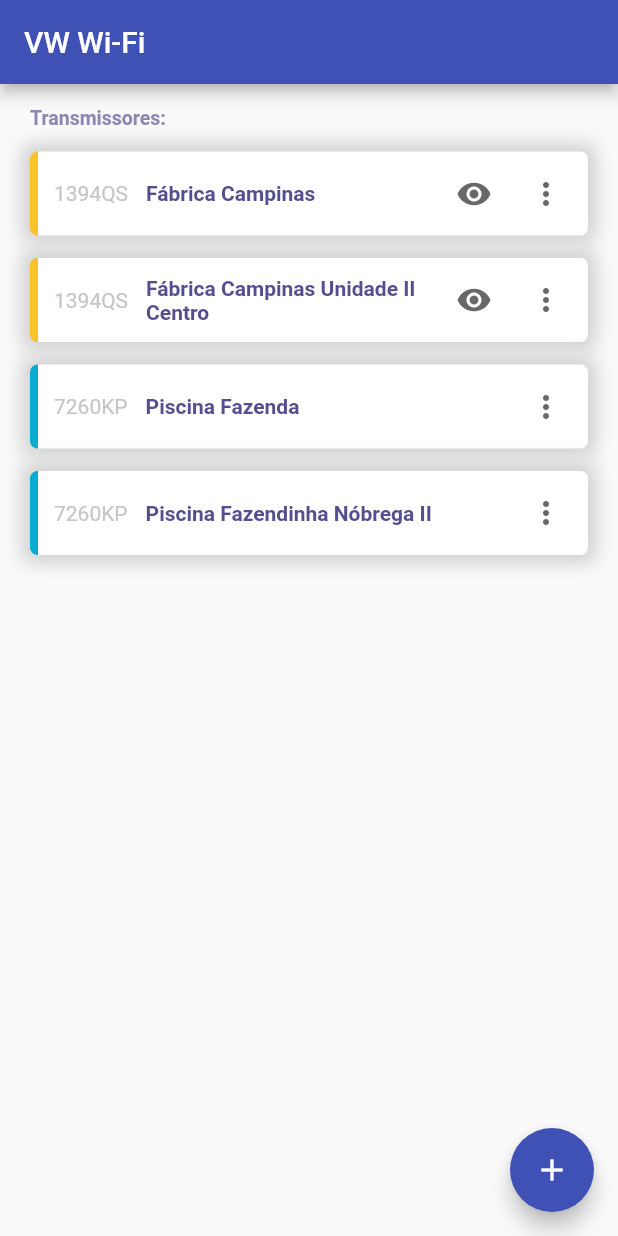
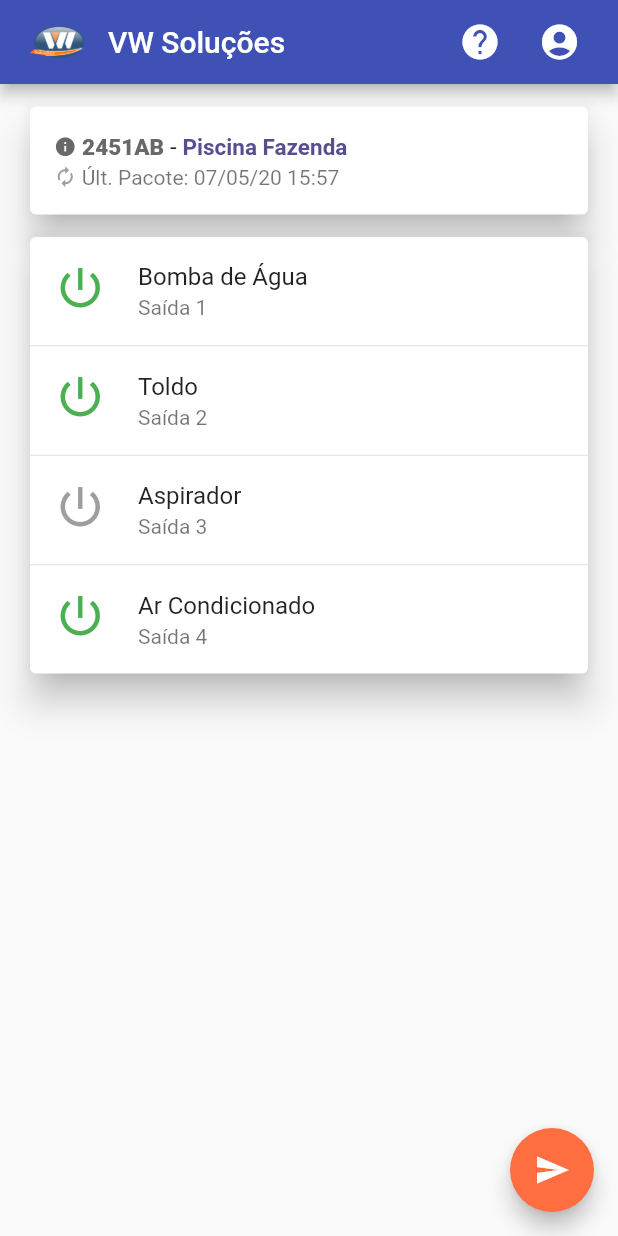
Before and after one commit to marocama/vwwifi_app, a Flutter app: the screen it shows after launch, on a phone screen of 412 x 824 dp. Run offline on Flutter 3.47's test engine with Material 2 defaults, Android fonts, the phone set to English and light mode, and no system bars.

Commit message:
Implementações 07/05 Pt1

```diff
--- a/lib/main.dart
+++ b/lib/main.dart
@@ -1,11 +1,12 @@
 import 'package:flutter/material.dart';
 import 'package:vwwifi/screens/listTransmitters.dart';
+import 'package:vwwifi/screens/manageTransmitter.dart';
 
 void main() => runApp(MaterialApp(
-  title: 'VW WiFi',
+  title: 'WiFi VW',
   theme: ThemeData(
     primarySwatch: Colors.indigo,
   ),
-  home: Home(),
+  home: Transmitter(),
 )
 );
--- a/lib/screens/listTransmitters.dart
+++ b/lib/screens/listTransmitters.dart
@@ -1,4 +1,3 @@
-import 'package:font_awesome_flutter/font_awesome_flutter.dart';
 import 'package:flutter/material.dart';
 import 'package:vwwifi/util.dart';
 
@@ -9,6 +8,8 @@ class Home extends StatefulWidget {
   _HomeState createState() => _HomeState();
 }
 
+enum Choice { visualizar, editar, apagar }
+
 class _HomeState extends State<Home> {
   int _count = 0;
 
@@ -16,7 +17,18 @@ class _HomeState extends State<Home> {
     return Scaffold(
 
       appBar: AppBar(
-        title: Text('VW Wi-Fi'),
+        leading: Container(
+          margin: EdgeInsets.only(left: 20.0),
+          child: Image.asset('assets/images/logoVW.png'),
+        ),
+        title: Text('VW Soluções'),
+        actions: <Widget>[
+          Icon(Icons.help, size: 28, semanticLabel: 'Ajuda'),
+          Padding(
+            padding: EdgeInsets.symmetric(horizontal: 25.0),
+            child: Icon(Icons.account_circle, size: 28, semanticLabel: 'Usuário'),
+          ),
+        ],
       ),
 
       body: Container(
@@ -41,7 +53,7 @@ class _HomeState extends State<Home> {
               decoration: BoxDecoration(
                 gradient: LinearGradient(
                   stops: [0.015, 0.015],
-                  colors: [CustomColors.YellowIcon, Colors.white],
+                  colors: [Colors.green, Colors.white],
                 ),
                 boxShadow: [
                   BoxShadow(
@@ -58,37 +70,41 @@ class _HomeState extends State<Home> {
                 child: Row(
                   children: <Widget>[
                     Padding(
-                      padding: EdgeInsets.symmetric(horizontal: 12.0),
+                      padding: EdgeInsets.symmetric(horizontal: 15.0),
                       child: Text(
-                        '1394QS',
+                        '5429WS',
                         style: TextStyle(color: CustomColors.TextGrey),
                       ),
                     ),
                     Expanded(
                       child: Text(
-                        'Fábrica Campinas',
+                        'Piscina Fazenda',
                         style: TextStyle(
                           color: CustomColors.TextHeader,
                           fontWeight: FontWeight.w600,
                         ),
                       ),
                     ),
-                    IconButton(
-                      icon: Icon(
-                        Icons.remove_red_eye,
-                        color: CustomColors.TextHeaderGrey,
-                      ),
-                      tooltip: 'Visualizar',
-                      onPressed: () {},
-                      color: Colors.blue,
-                    ),
-                    IconButton(
+                    PopupMenuButton(
+                      itemBuilder: (BuildContext context) => <PopupMenuEntry<Choice>>[
+                        const PopupMenuItem<Choice>(
+                          value: Choice.visualizar,
+                          child: Text('Visualizar'),
+                        ),
+                        const PopupMenuItem<Choice>(
+                          value: Choice.editar,
+                          child: Text('Editar'),
+                        ),
+                        const PopupMenuItem<Choice>(
+                          value: Choice.apagar,
+                          child: Text('Apagar'),
+                        ),
+                      ],
+                      tooltip: 'Opções',
                       icon: Icon(
                         Icons.more_vert,
                         color: CustomColors.TextHeaderGrey,
                       ),
-                      tooltip: 'Opções',
-                      onPressed: () {},
                     ),
                   ],
                 ),
@@ -100,7 +116,7 @@ class _HomeState extends State<Home> {
               decoration: BoxDecoration(
                 gradient: LinearGradient(
                   stops: [0.015, 0.015],
-                  colors: [CustomColors.YellowIcon, Colors.white],
+                  colors: [Colors.green, Colors.white],
                 ),
                 boxShadow: [
                   BoxShadow(
@@ -117,37 +133,41 @@ class _HomeState extends State<Home> {
                 child: Row(
                   children: <Widget>[
                     Padding(
-                      padding: EdgeInsets.symmetric(horizontal: 12.0),
+                      padding: EdgeInsets.symmetric(horizontal: 15.0),
                       child: Text(
-                        '1394QS',
+                        '7260KP',
                         style: TextStyle(color: CustomColors.TextGrey),
                       ),
                     ),
                     Expanded(
                       child: Text(
-                        'Fábrica Campinas Unidade II Centro',
+                        'Fábrica Campinas Unidade II',
                         style: TextStyle(
                           color: CustomColors.TextHeader,
                           fontWeight: FontWeight.w600,
                         ),
                       ),
                     ),
-                    IconButton(
-                      icon: Icon(
-                        Icons.remove_red_eye,
-                        color: CustomColors.TextHeaderGrey,
-                      ),
-                      tooltip: 'Visualizar',
-                      onPressed: () {},
-                      color: Colors.blue,
-                    ),
-                    IconButton(
+                    PopupMenuButton(
+                      itemBuilder: (BuildContext context) => <PopupMenuEntry<Choice>>[
+                        const PopupMenuItem<Choice>(
+                          value: Choice.visualizar,
+                          child: Text('Visualizar'),
+                        ),
+                        const PopupMenuItem<Choice>(
+                          value: Choice.editar,
+                          child: Text('Editar'),
+                        ),
+                        const PopupMenuItem<Choice>(
+                          value: Choice.apagar,
+                          child: Text('Apagar'),
+                        ),
+                      ],
+                      tooltip: 'Opções',
                       icon: Icon(
                         Icons.more_vert,
                         color: CustomColors.TextHeaderGrey,
                       ),
-                      tooltip: 'Opções',
-                      onPressed: () {},
                     ),
                   ],
                 ),
@@ -159,7 +179,7 @@ class _HomeState extends State<Home> {
               decoration: BoxDecoration(
                 gradient: LinearGradient(
                   stops: [0.015, 0.015],
-                  colors: [CustomColors.BlueIcon, Colors.white],
+                  colors: [Colors.red, Colors.white],
                 ),
                 boxShadow: [
                   BoxShadow(
@@ -176,78 +196,41 @@ class _HomeState extends State<Home> {
                 child: Row(
                   children: <Widget>[
                     Padding(
-                      padding: EdgeInsets.symmetric(horizontal: 12.0),
+                      padding: EdgeInsets.symmetric(horizontal: 15.0),
                       child: Text(
-                        '7260KP',
+                        '2451AB',
                         style: TextStyle(color: CustomColors.TextGrey),
                       ),
                     ),
                     Expanded(
                       child: Text(
-                        'Piscina Fazenda',
+                        'Fábrica Campinas Unidade I',
                         style: TextStyle(
                           color: CustomColors.TextHeader,
                           fontWeight: FontWeight.w600,
                         ),
                       ),
                     ),
-                    IconButton(
+                    PopupMenuButton(
+                      itemBuilder: (BuildContext context) => <PopupMenuEntry<Choice>>[
+                        const PopupMenuItem<Choice>(
+                          value: Choice.visualizar,
+                          child: Text('Visualizar'),
+                        ),
+                        const PopupMenuItem<Choice>(
+                          value: Choice.editar,
+                          child: Text('Editar'),
+                        ),
+                        const PopupMenuItem<Choice>(
+                          value: Choice.apagar,
+                          child: Text('Apagar'),
+                        ),
+                      ],
+                      tooltip: 'Opções',
                       icon: Icon(
                         Icons.more_vert,
                         color: CustomColors.TextHeaderGrey,
                       ),
-                      tooltip: 'Opções',
-                      onPressed: () {},
-                    ),
-                  ],
-                ),
-              ),
-            ),
-
-            Container(
-              margin: EdgeInsets.fromLTRB(20, 0, 20, 15),
-              decoration: BoxDecoration(
-                gradient: LinearGradient(
-                  stops: [0.015, 0.015],
-                  colors: [CustomColors.BlueIcon, Colors.white],
-                ),
-                boxShadow: [
-                  BoxShadow(
-                    color: CustomColors.GreyBorder,
-                    blurRadius: 10.0,
-                    spreadRadius: 5.0,
-                  ),
-                ],
-                borderRadius: BorderRadius.all(Radius.circular(5.0)),
-              ),
-              child: Card(
-                elevation: 0,
-                color: Colors.transparent,
-                child: Row(
-                  children: <Widget>[
-                    Padding(
-                      padding: EdgeInsets.symmetric(horizontal: 12.0),
-                      child: Text(
-                        '7260KP',
-                        style: TextStyle(color: CustomColors.TextGrey),
-                      ),
-                    ),
-                    Expanded(
-                      child: Text(
-                        'Piscina Fazendinha Nóbrega II ',
-                        style: TextStyle(
-                          color: CustomColors.TextHeader,
-                          fontWeight: FontWeight.w600,
-                        ),
-                      ),
-                    ),
-                    IconButton(
-                      icon: Icon(
-                        Icons.more_vert,
-                        color: CustomColors.TextHeaderGrey,
-                      ),
-                      tooltip: 'Opções',
-                      onPressed: () {},
                     ),
                   ],
                 ),
--- /dev/null
+++ b/lib/screens/manageTransmitter.dart
@@ -0,0 +1,112 @@
+import 'package:flutter/material.dart';
+import 'package:vwwifi/util.dart';
+
+class Transmitter extends StatefulWidget {
+  Transmitter({Key key}) : super(key: key);
+
+  @override
+  _TransmitterState createState() => _TransmitterState();
+}
+
+enum Choice { visualizar, editar, apagar }
+
+class _TransmitterState extends State<Transmitter> {
+  int _count = 0;
+
+  Widget build(BuildContext context) {
+    return Scaffold(
+
+      appBar: AppBar(
+        leading: Container(
+          margin: EdgeInsets.only(left: 20.0),
+          child: Image.asset('assets/images/logoVW.png'),
+        ),
+        title: Text('VW Soluções'),
+        actions: <Widget>[
+          Icon(Icons.help, size: 28, semanticLabel: 'Ajuda'),
+          Padding(
+            padding: EdgeInsets.symmetric(horizontal: 25.0),
+            child: Icon(Icons.account_circle, size: 28, semanticLabel: 'Usuário'),
+          ),
+        ],
+      ),
+
+      body: Container(
+        width: MediaQuery.of(context).size.width,
+        child: ListView(
+          scrollDirection: Axis.vertical,
+          children: <Widget>[
+
+            Card(
+              margin: EdgeInsets.fromLTRB(20, 15, 20, 15),
+              elevation: 10,
+              child: Column(
+                mainAxisSize: MainAxisSize.min,
+                children: <Widget>[
+                  ListTile(
+                    title: Row(
+                      children: <Widget>[
+                        Icon(Icons.info, size: 15, color: CustomColors.TextHeaderGrey),
+                        Text(' 2451AB', style: TextStyle(fontSize: 15, color: CustomColors.TextHeaderGrey, fontWeight: FontWeight.w800)),
+                        Text(' - '),
+                        Text('Piscina Fazenda', style: TextStyle(fontSize: 15, color: CustomColors.TextHeader, fontWeight: FontWeight.w600)),
+                      ],
+                    ),
+                    subtitle: Row(
+                      children: <Widget>[
+                        Icon(Icons.autorenew, size: 15, color: Colors.grey,),
+                        Text(' Últ. Pacote: 07/05/20 15:57'),
+                      ],
+                    ),
+                  ),
+                ],
+              ),
+            ),
+
+            Card(
+              margin: EdgeInsets.fromLTRB(20, 0, 20, 15),
+              elevation: 10,
+              child: Column(
+                mainAxisSize: MainAxisSize.min,
+                children: <Widget>[
+                  ListTile(
+                    leading: Icon(Icons.power_settings_new, color: Colors.green, size: 35),
+                    title: Text('Bomba de Água'),
+                    subtitle: Text('Saída 1'),
+                  ),
+                  Divider(height: 1),
+                  ListTile(
+                    leading: Icon(Icons.power_settings_new, color: Colors.green, size: 35),
+                    title: Text('Toldo'),
+                    subtitle: Text('Saída 2'),
+                  ),
+                  Divider(height: 1),
+                  ListTile(
+                    leading: Icon(Icons.power_settings_new, color: Colors.grey, size: 35),
+                    title: Text('Aspirador'),
+                    subtitle: Text('Saída 3'),
+                  ),
+                  Divider(height: 1),
+                  ListTile(
+                    leading: Icon(Icons.power_settings_new, color: Colors.green, size: 35),
+                    title: Text('Ar Condicionado'),
+                    subtitle: Text('Saída 4'),
+                  ),
+                ],
+              ),
+            ),
+
+            SizedBox(height: 80),
+          ],
+        ),
+      ),
+
+      floatingActionButton: FloatingActionButton(
+        onPressed: () => setState(() => _count++),
+        tooltip: 'Enviar',
+        backgroundColor: Colors.deepOrangeAccent,
+        child: const Icon(Icons.send),
+      ),
+    );
+  }
+}
--- a/lib/util.dart
+++ b/lib/util.dart
@@ -1,57 +1,14 @@
 import 'package:flutter/material.dart';
 
 class CustomColors {
-  static const Color GreyBackground = Color.fromRGBO(249, 252, 255, 1);
-  static const Color GreyBorder = Color.fromRGBO(207, 207, 207, 1);
+  static const Color GreyBackground    = Color.fromRGBO(249, 252, 255, 1);
+  static const Color GreyBorder        = Color.fromRGBO(207, 207, 207, 1);
 
-  static const Color GreenLight = Color.fromRGBO(93, 230, 26, 1);
-  static const Color GreenDark = Color.fromRGBO(57, 170, 2, 1);
-  static const Color GreenIcon = Color.fromRGBO(30, 209, 2, 1);
-  static const Color GreenAccent = Color.fromRGBO(30, 209, 2, 1);
-  static const Color GreenShadow = Color.fromRGBO(30, 209, 2, 0.24); // 24%
-  static const Color GreenBackground = Color.fromRGBO(181, 255, 155, 0.36); // 36%
-
-  static const Color OrangeIcon = Color.fromRGBO(236, 108, 11, 1);
-  static const Color OrangeBackground = Color.fromRGBO(255, 208, 155, 0.36); // 36%
-
-  static const Color PurpleLight = Color.fromRGBO(248, 87, 195, 1);
-  static const Color PurpleDark = Color.fromRGBO(224, 19, 156, 1);
-  static const Color PurpleIcon = Color.fromRGBO(209, 2, 99, 1);
-  static const Color PurpleAccent = Color.fromRGBO(209, 2, 99, 1);
-  static const Color PurpleShadow = Color.fromRGBO(209, 2, 99, 0.27); // 27%
-  static const Color PurpleBackground = Color.fromRGBO(255, 155, 205, 0.36); // 36%
-
-  static const Color DeeppurlpleIcon = Color.fromRGBO(191, 0, 128, 1);
-  static const Color DeeppurlpleBackground = Color.fromRGBO(245, 155, 255, 0.36); // 36%
-
-  static const Color BlueLight = Color.fromRGBO(126, 182, 255, 1);
-  static const Color BlueDark = Color.fromRGBO(95, 135, 231, 1);
-  static const Color BlueIcon = Color.fromRGBO(9, 172, 206, 1);
-  static const Color BlueBackground = Color.fromRGBO(155, 255, 248, 0.36); // 36%
-  static const Color BlueShadow = Color.fromRGBO(104, 148, 238, 1);
-
-  static const Color HeaderBlueLight = Color.fromRGBO(129, 199, 245, 1);
-  static const Color HeaderBlueDark = Color.fromRGBO(56, 103, 213, 1);
-  static const Color HeaderGreyLight = Color.fromRGBO(225, 255, 255, 0.31); // 31%
-
-  static const Color YellowIcon = Color.fromRGBO(249, 194, 41, 1);
-  static const Color YellowBell = Color.fromRGBO(225, 220, 0, 1);
-  static const Color YellowAccent = Color.fromRGBO(255, 213, 6, 1);
-  static const Color YellowShadow = Color.fromRGBO(243, 230, 37, 0.27); // 27%
-  static const Color YellowBackground = Color.fromRGBO(255, 238, 155, 0.36); // 36%
-
-  static const Color BellGrey = Color.fromRGBO(217, 217, 217, 1);
-  static const Color BellYellow = Color.fromRGBO(255, 220, 0, 1);
-
-  static const Color TrashRed = Color.fromRGBO(251, 54, 54, 1);
-  static const Color TrashRedBackground = Color.fromRGBO(255, 207, 207, 1);
-
-  static const Color TextHeader = Color.fromRGBO(85, 78, 143, 1);
-  static const Color TextHeaderGrey = Color.fromRGBO(104, 104, 104, 1);
+  static const Color TextHeader        = Color.fromRGBO(85, 78, 143, 1);
+  static const Color TextHeaderGrey    = Color.fromRGBO(104, 104, 104, 1);
   static const Color TextSubHeaderGrey = Color.fromRGBO(161, 161, 161, 1);
-  static const Color TextSubHeader = Color.fromRGBO(139, 135, 179, 1);
-  static const Color TextBody = Color.fromRGBO(130, 160, 183, 1);
-  static const Color TextGrey = Color.fromRGBO(198, 198, 200, 1);
-  static const Color TextWhite = Color.fromRGBO(243, 243, 243, 1);
-  static const Color HeaderCircle = Color.fromRGBO(255, 255, 255, 0.17);
+  static const Color TextSubHeader     = Color.fromRGBO(139, 135, 179, 1);
+  static const Color TextBody          = Color.fromRGBO(130, 160, 183, 1);
+  static const Color TextGrey          = Color.fromRGBO(198, 198, 200, 1);
+  static const Color TextWhite         = Color.fromRGBO(243, 243, 243, 1);
 }
--- a/pubspec.yaml
+++ b/pubspec.yaml
@@ -43,7 +43,7 @@ flutter:
 
   # To add assets to your application, add an assets section, like this:
   assets:
-   - assets/images/bell-gray.png
+   - assets/images/logoVW.png
 
   # An image asset can refer to one or more resolution-specific "variants", see
   # https://flutter.dev/assets-and-images/#resolution-aware.
```
Also changed, not shown: assets/images/logoVW.png (added), pubspec.lock, 1 other file.
